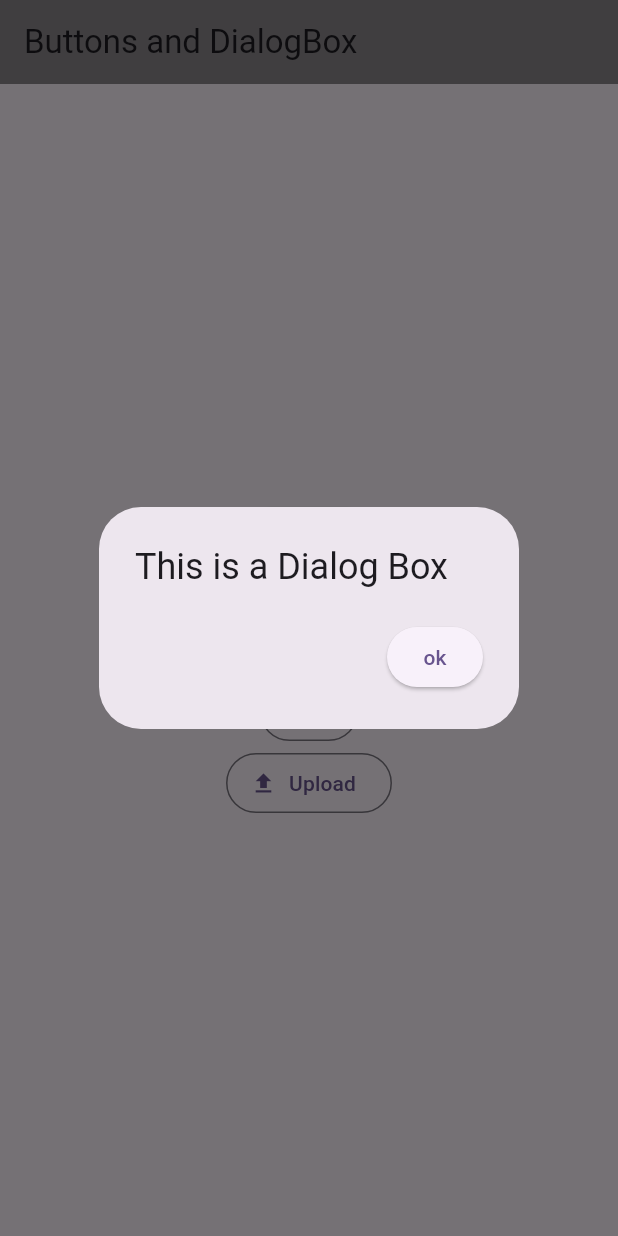
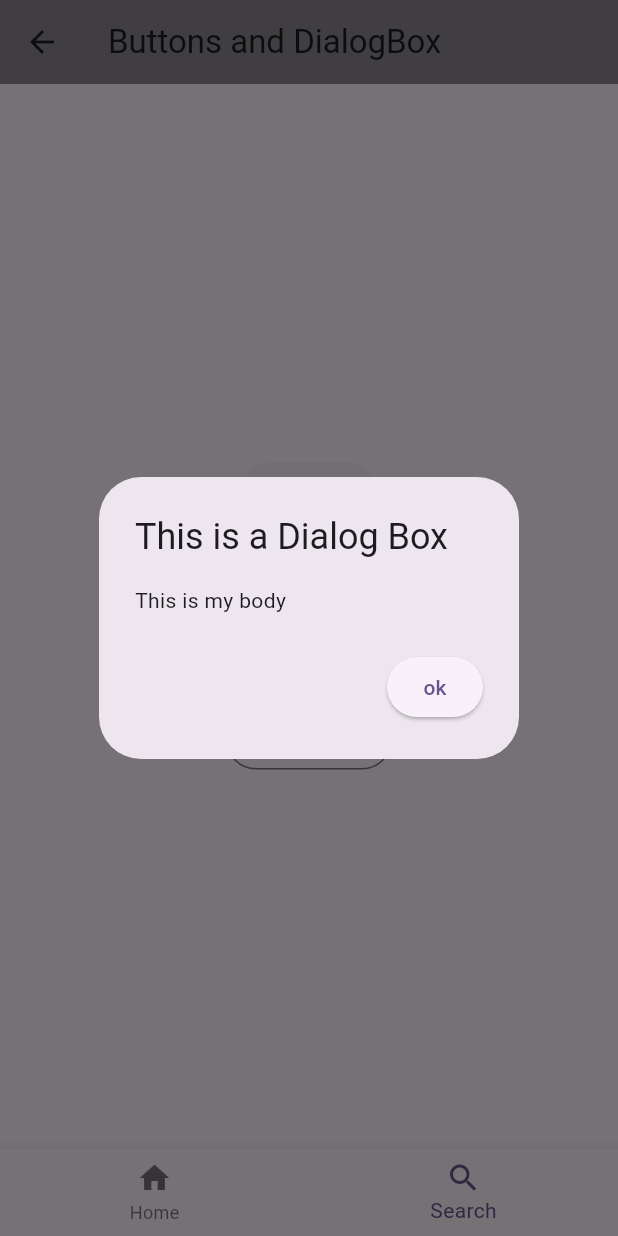
Before and after one commit to kiran11621/learn-flutter, a Flutter app: the Buttons screen opened directly, after a tap on "Button", on a phone screen of 412 x 824 dp. Run offline on Flutter 3.47's test engine with Material 3 defaults, Android fonts, the phone set to English and light mode, and no system bars.

Commit message:
buttons, calculator file created, dialog, bottom nav bar

```diff
--- /dev/null
+++ b/learn_flutter/lib/buttons.dart
@@ -0,0 +1,126 @@
+import 'package:flutter/material.dart';
+
+class Buttons extends StatefulWidget {
+  const Buttons({super.key});
+
+  @override
+  State<Buttons> createState() => _ButtonsState();
+}
+
+class _ButtonsState extends State<Buttons> {
+  @override
+  Widget build(BuildContext context) {
+    return Scaffold(
+      appBar: AppBar(
+        title: const Text('Buttons and DialogBox'),
+        backgroundColor: Colors.black45,
+      ),
+      body: Padding(
+        padding: const EdgeInsets.all(20),
+        child: Column(
+          mainAxisAlignment: MainAxisAlignment.center,
+          crossAxisAlignment: CrossAxisAlignment.center,
+          children: [
+            Row(
+              mainAxisAlignment: MainAxisAlignment.center,
+              children: [
+                ElevatedButton(
+                  onPressed: () {
+                    print('Printing On Press');
+                    showAlertDialog(context);
+                  },
+                  child: const Text(
+                    'Button',
+                  ),
+                ),
+              ],
+            ),
+            const SizedBox(
+              height: 20,
+            ),
+            Row(
+              mainAxisAlignment: MainAxisAlignment.center,
+              children: [
+                TextButton(
+                  onPressed: () {
+                    print('Printing On Press');
+                  },
+                  child: const Text(
+                    'Button',
+                  ),
+                ),
+              ],
+            ),
+            Row(
+              mainAxisAlignment: MainAxisAlignment.center,
+              children: [
+                OutlinedButton(
+                  onPressed: () {
+                    print('Printing On Press');
+                  },
+                  child: const Icon(Icons.download),
+                ),
+              ],
+            ),
+            Row(
+              mainAxisAlignment: MainAxisAlignment.center,
+              children: [
+                OutlinedButton.icon(
+                  onPressed: () {
+                    print('Printing On Press');
+                  },
+                  label: const Text('Upload'),
+                  icon: const Icon(Icons.upload),
+                ),
+              ],
+            ),
+          ],
+        ),
+      ),
+      bottomNavigationBar: BottomNavigationBar(
+        currentIndex: 1,
+        onTap: (value) {
+          print('value $value');
+        },
+        items: const <BottomNavigationBarItem>[
+          BottomNavigationBarItem(
+            icon: Icon(
+              Icons.home,
+            ),
+            label: 'Home',
+          ),
+          BottomNavigationBarItem(
+            icon: Icon(
+              Icons.search,
+            ),
+            label: "Search",
+          ),
+        ],
+      ),
+    );
+  }
+
+  showAlertDialog(BuildContext context) {
+    AlertDialog alert = AlertDialog(
+      title: const Text('This is a Dialog Box'),
+      content: const Text('This is my body'),
+      actions: [
+        ElevatedButton(
+          onPressed: () {
+            Navigator.of(context).pop();
+          },
+          child: const Text(
+            'ok',
+          ),
+        ),
+      ],
+    );
+
+    showDialog(
+      context: context,
+      builder: (BuildContext context) {
+        return alert;
+      },
+    );
+  }
+}
--- /dev/null
+++ b/learn_flutter/lib/calculator.dart
@@ -0,0 +1,15 @@
+import 'package:flutter/material.dart';
+
+class Calculator extends StatefulWidget {
+  const Calculator({super.key});
+
+  @override
+  State<Calculator> createState() => _CalculatorState();
+}
+
+class _CalculatorState extends State<Calculator> {
+  @override
+  Widget build(BuildContext context) {
+    return const Placeholder();
+  }
+}
--- a/learn_flutter/lib/main.dart
+++ b/learn_flutter/lib/main.dart
@@ -1,4 +1,5 @@
 import 'package:flutter/material.dart';
+import 'package:learn_flutter/calculator.dart';
 import 'package:learn_flutter/widgets.dart';
 
 void main() {
@@ -16,111 +17,7 @@ class MyApp extends StatelessWidget {
         colorScheme: ColorScheme.fromSeed(seedColor: Colors.deepPurple),
         useMaterial3: true,
       ),
-      home: const Buttons(),
+      home: const Calculator(),
     );
   }
 }
-
-class Buttons extends StatefulWidget {
-  const Buttons({super.key});
-
-  @override
-  State<Buttons> createState() => _ButtonsState();
-}
-
-class _ButtonsState extends State<Buttons> {
-  @override
-  Widget build(BuildContext context) {
-    return Scaffold(
-      appBar: AppBar(
-        title: Text('Buttons and DialogBox'),
-        backgroundColor: Colors.black45,
-      ),
-      body: Padding(
-        padding: EdgeInsets.all(20),
-        child: Column(
-          mainAxisAlignment: MainAxisAlignment.center,
-          crossAxisAlignment: CrossAxisAlignment.center,
-          children: [
-            Row(
-              mainAxisAlignment: MainAxisAlignment.center,
-              children: [
-                ElevatedButton(
-                  onPressed: () {
-                    print('Printing On Press');
-                    showAlertDialog(context);
-                  },
-                  child: Text(
-                    'Button',
-                  ),
-                ),
-              ],
-            ),
-            SizedBox(
-              height: 20,
-            ),
-            Row(
-              mainAxisAlignment: MainAxisAlignment.center,
-              children: [
-                TextButton(
-                  onPressed: () {
-                    print('Printing On Press');
-                  },
-                  child: Text(
-                    'Button',
-                  ),
-                ),
-              ],
-            ),
-            Row(
-              mainAxisAlignment: MainAxisAlignment.center,
-              children: [
-                OutlinedButton(
-                  onPressed: () {
-                    print('Printing On Press');
-                  },
-                  child: Icon(Icons.download),
-                ),
-              ],
-            ),
-            Row(
-              mainAxisAlignment: MainAxisAlignment.center,
-              children: [
-                OutlinedButton.icon(
-                  onPressed: () {
-                    print('Printing On Press');
-                  },
-                  label: Text('Upload'),
-                  icon: Icon(Icons.upload),
-                ),
-              ],
-            ),
-          ],
-        ),
-      ),
-    );
-  }
-
-  showAlertDialog(BuildContext context) {
-    AlertDialog alert = AlertDialog(
-      title: Text('This is a Dialog Box'),
-      actions: [
-        ElevatedButton(
-          onPressed: () {
-            Navigator.of(context).pop();
-          },
-          child: Text(
-            'ok',
-          ),
-        ),
-      ],
-    );
-
-    showDialog(
-      context: context,
-      builder: (BuildContext context) {
-        return alert;
-      },
-    );
-  }
-}
```
